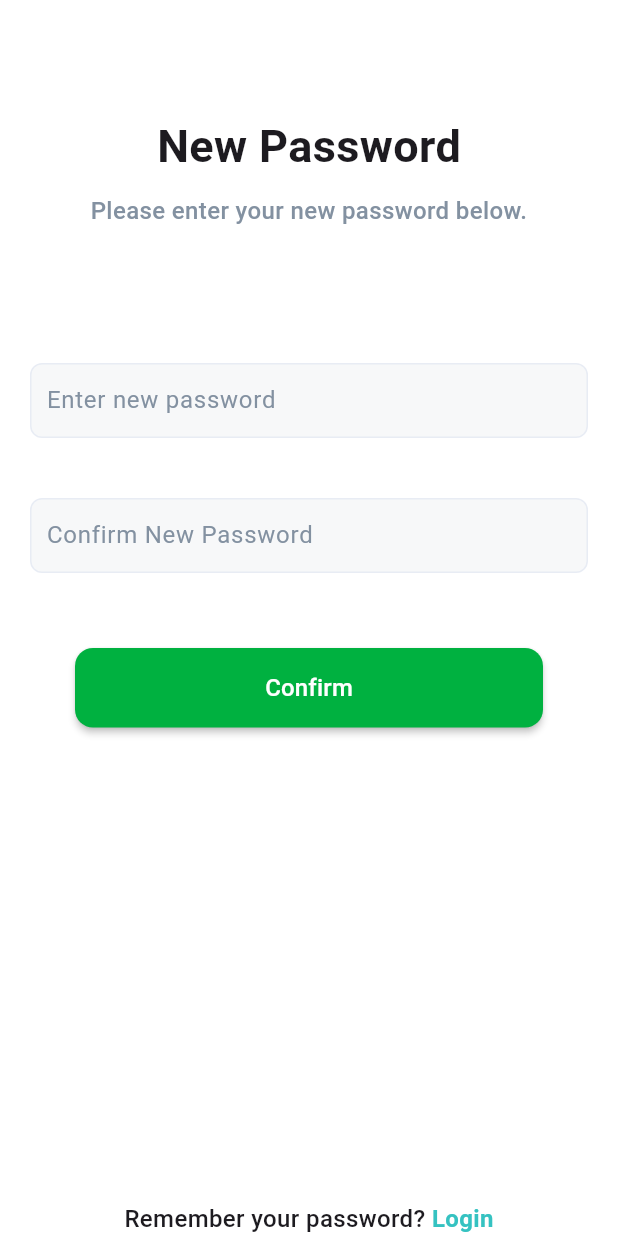
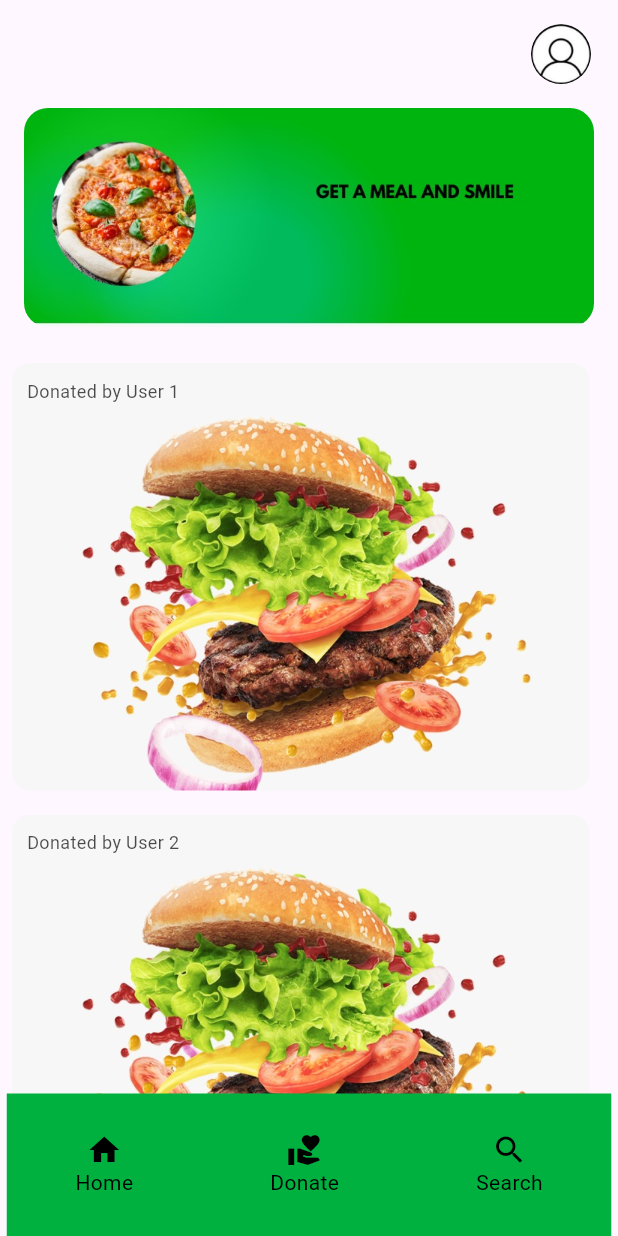
Before and after one commit to 1772hojaz/share_plate, a Flutter app: the screen it shows after launch, on a phone screen of 412 x 824 dp. Run offline on Flutter 3.47's test engine with Material 3 defaults, Android fonts, the phone set to English and light mode, and no system bars; our stand-ins replace get; project files that could hold a hidden picture were left out.

Commit message:
FoodListingPage

```diff
--- /dev/null
+++ b/lib/UI/food_listing.dart
@@ -0,0 +1,154 @@
+import 'package:flutter/material.dart';
+import 'package:get/get.dart';
+
+class FoodListingPageController extends GetxController {
+  var foodList = ["User 1", "User 2", "User 3"].obs; // Example donor names
+}
+
+class FoodListingPage extends StatelessWidget {
+  FoodListingPage({Key? key}) : super(key: key);
+
+  final FoodListingPageController controller = Get.put(FoodListingPageController());
+
+  @override
+  Widget build(BuildContext context) {
+    return Scaffold(
+      appBar: AppBar(
+        backgroundColor: Colors.transparent, // Transparent app bar
+        elevation: 0, // Remove app bar shadow
+        actions: [
+          // User profile icon
+          GestureDetector(
+            onTap: () {
+              // Navigate to user profile when clicked
+              Get.to(UserProfilePage()); // Use GetX for navigation
+            },
+            child: Container(
+              margin: const EdgeInsets.only(right: 16, top: 16),
+              width: 44,
+              height: 44,
+              decoration: BoxDecoration(
+                shape: BoxShape.circle,
+                image: const DecorationImage(
+                  image: AssetImage('assets/shareplate-icon.jpeg'), // Replace with your image
+                  fit: BoxFit.cover,
+                ),
+              ),
+            ),
+          ),
+        ],
+      ),
+      body: Column(
+        children: [
+          // Image at the top before the list
+          Container(
+            margin: const EdgeInsets.all(16), // Adds margin around the image
+            width: 385,
+            height: 146,
+            decoration: BoxDecoration(
+              borderRadius: BorderRadius.circular(16), // Corner radius of 16
+              image: const DecorationImage(
+                image: AssetImage('assets/getameal.jpeg'), // Replace with your image
+                fit: BoxFit.cover, // Ensures the image fills the container
+              ),
+            ),
+          ),
+          Expanded(
+            child: Obx(() {
+              return ListView.builder(
+                itemCount: controller.foodList.length, // Dynamically using GetX state
+                itemBuilder: (context, index) {
+                  return Padding(
+                    padding: const EdgeInsets.all(8.0),
+                    child: Stack(
+                      children: [
+                        // Food image container with updated dimensions
+                        Container(
+                          height: 285, //  height  285
+                          width: 385, //  width 385
+                          decoration: BoxDecoration(
+                            borderRadius: BorderRadius.circular(12),
+                            image: DecorationImage(
+                              image: AssetImage('assets/shareplateburger1.jpeg'), // Ensure proper image extension
+                              fit: BoxFit.cover,
+                            ),
+                          ),
+                        ),
+                        // "Donated by" text on top-left corner
+                        Positioned(
+                          top: 10,
+                          left: 10,
+                          child: Text(
+                            "Donated by ${controller.foodList[index]}", // Using dynamic data
+                            style: TextStyle(
+                              color: Colors.black.withOpacity(0.7), // Semi-transparent black
+                              fontSize: 12, // Small font size
+                            ),
+                          ),
+                        ),
+                      ],
+                    ),
+                  );
+                },
+              );
+            }),
+          ),
+          // Bottom navigation bar
+          Container(
+            height: 95,
+            width: 403, // Bottom navigation bar width
+            color: const Color(0xFF00B140),
+            child: Row(
+              mainAxisAlignment: MainAxisAlignment.spaceAround,
+              children: const [
+                Column(
+                  mainAxisSize: MainAxisSize.min,
+                  children: [
+                    Icon(Icons.home, color: Colors.black),
+                    Text('Home', style: TextStyle(color: Colors.black)),
+                  ],
+                ),
+                Column(
+                  mainAxisSize: MainAxisSize.min,
+                  children: [
+                    Icon(Icons.volunteer_activism, color: Colors.black), // Appropriate donate icon
+                    Text('Donate', style: TextStyle(color: Colors.black)),
+                  ],
+                ),
+                Column(
+                  mainAxisSize: MainAxisSize.min,
+                  children: [
+                    Icon(Icons.search, color: Colors.black),
+                    Text('Search', style: TextStyle(color: Colors.black)),
+                  ],
+                ),
+              ],
+            ),
+          ),
+        ],
+      ),
+    );
+  }
+}
+
+// Example UserProfilePage (Replace this with your actual profile page)
+class UserProfilePage extends StatelessWidget {
+  @override
+  Widget build(BuildContext context) {
+    return Scaffold(
+      appBar: AppBar(
+        title: const Text("User Profile"),
+      ),
+      body: const Center(
+        child: Text("User Profile Page"),
+      ),
+    );
+  }
+}
+
+void main() {
+  runApp(GetMaterialApp(
+    debugShowCheckedModeBanner: false,
+    home: FoodListingPage(), // Entry point to the FoodListingPage
+  ));
+}
--- a/lib/main.dart
+++ b/lib/main.dart
@@ -1,18 +1,19 @@
 import 'package:flutter/material.dart';
-import 'package:share_plate/UI/new_password.dart';
+import 'package:share_plate/UI/food_listing.dart'; // Import the food listing page
+import 'package:share_plate/UI/new_password.dart'; // Import the new password page if needed
 
 void main() {
-  runApp(const MyApp());
+  runApp(const MyApp()); // Run the MyApp widget
 }
 
 class MyApp extends StatelessWidget {
-  const MyApp({super.key});
+  const MyApp({super.key}); // Constructor for MyApp
 
   @override
   Widget build(BuildContext context) {
     return MaterialApp(
-      debugShowCheckedModeBanner: false,
-      home: const NewPasswordScreen(),
+      debugShowCheckedModeBanner: false, // Hide the debug banner
+      home: FoodListingPage(), // Set the FoodListingPage as the home screen
     );
   }
 }
```
Also changed, not shown: pubspec.yaml (+7 -67 lines), assets/Donatesurplus.png (added), assets/WhatsApp Image 2024-10-18 at 00.44.19.jpeg (added), assets/getameal.jpeg (added), assets/receivefood.png (added), assets/shareplate-icon.jpeg (added), assets/shareplateburger1.jpeg (added), pubspec.lock.
